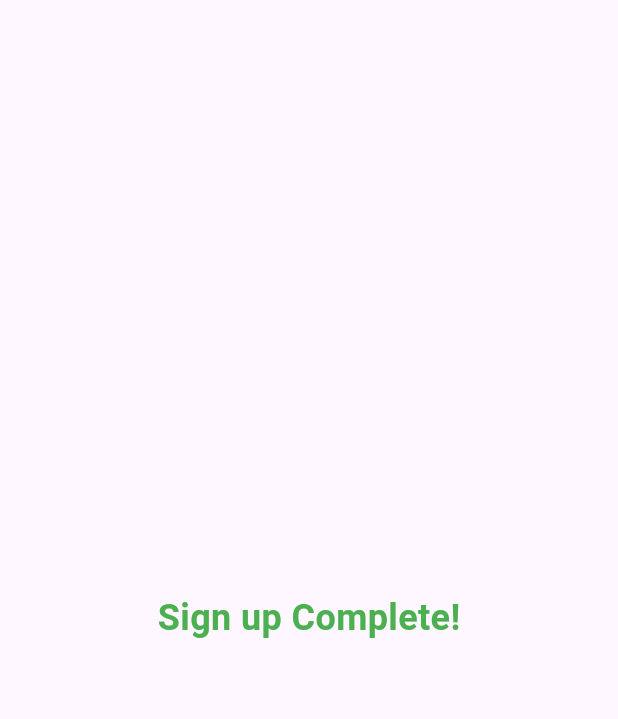
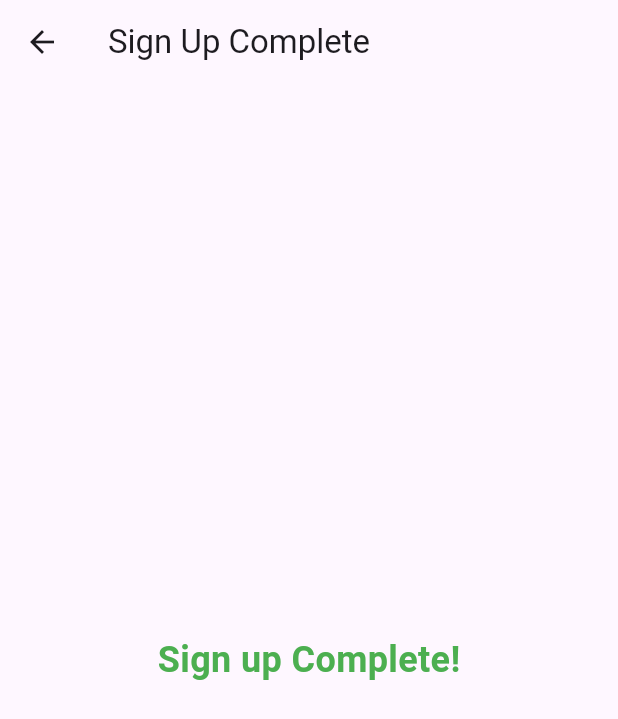
Before and after one commit to FaithNnakwe/Sign_Up_Page, a Flutter app: the SignUpCompletePage screen opened directly, on a phone screen of 412 x 824 dp. Shown: the top 719 px of the screen. Run offline on Flutter 3.47's test engine with Material 3 defaults, Android fonts, the phone set to English and light mode, and no system bars.

Commit message:
Allows navigation between both screens

```diff
--- a/lib/complete.dart
+++ b/lib/complete.dart
@@ -6,6 +6,15 @@ class SignUpCompletePage extends StatelessWidget {
   @override
   Widget build(BuildContext context) {
     return Scaffold(
+      appBar: AppBar(
+        title: const Text('Sign Up Complete'),
+        leading: IconButton(
+          icon: const Icon(Icons.arrow_back),
+          onPressed: () {
+            Navigator.pop(context); // Navigate back to the previous page
+          },
+        ),
+      ),
       body: Center(
         child: Text(
           'Sign up Complete!',
```
